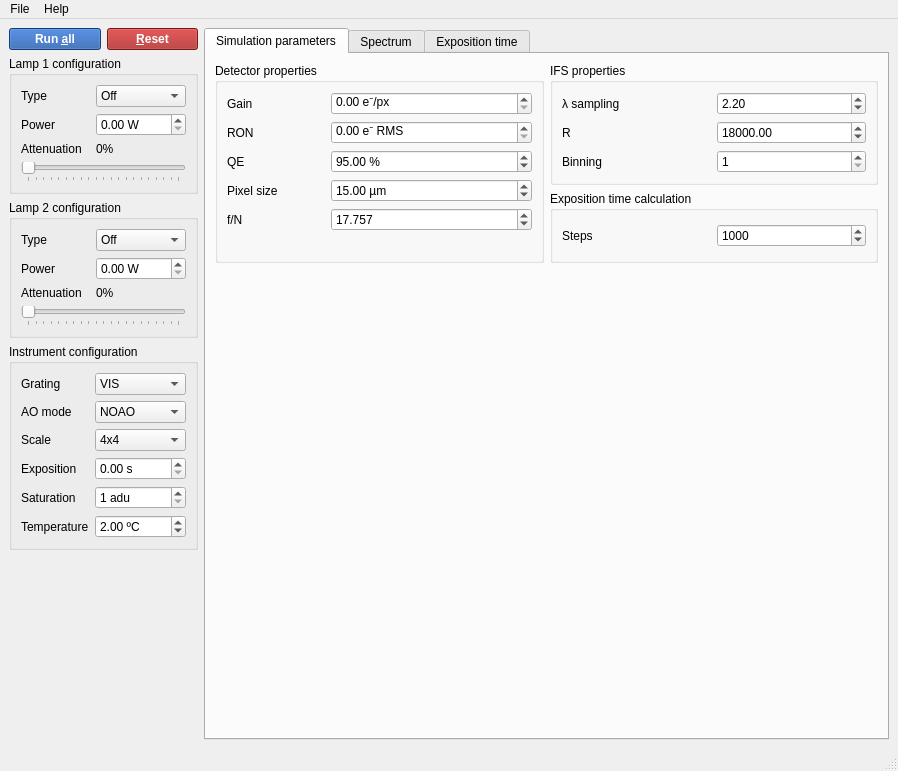
Old version of the form simui/simui.ui in the repository HARMONI-CAB/radiosim.
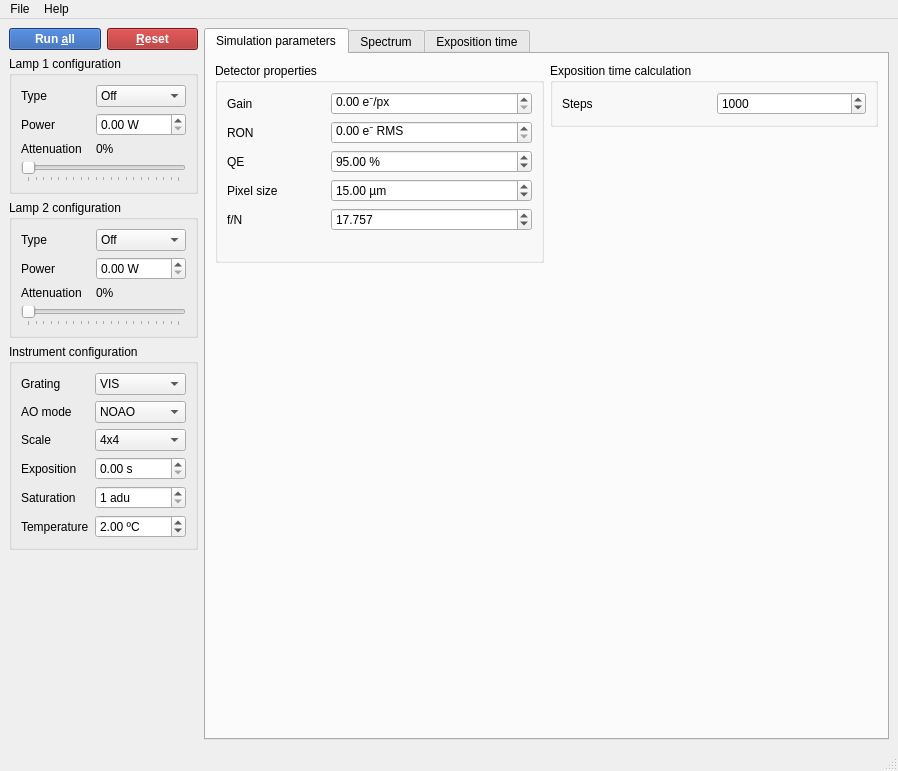
New version of the form. The open tabs and pages were chosen to show the change.

Commit message: WIP: Restore the rest of the parameters

The edit to the form file:
```diff
--- a/simui/simui.ui
+++ b/simui/simui.ui
@@ -346,6 +346,54 @@
         <string>Simulation parameters</string>
        </attribute>
        <layout class="QGridLayout" name="gridLayout_14">
+        <item row="2" column="0">
+         <spacer name="verticalSpacer_4">
+          <property name="orientation">
+           <enum>Qt::Vertical</enum>
+          </property>
+          <property name="sizeHint" stdset="0">
+           <size>
+            <width>20</width>
+            <height>329</height>
+           </size>
+          </property>
+         </spacer>
+        </item>
+        <item row="0" column="1">
+         <widget class="QGroupBox" name="groupBox_9">
+          <property name="sizePolicy">
+           <sizepolicy hsizetype="Preferred" vsizetype="Fixed">
+            <horstretch>0</horstretch>
+            <verstretch>0</verstretch>
+           </sizepolicy>
+          </property>
+          <property name="title">
+           <string>Exposition time calculation</string>
+          </property>
+          <layout class="QGridLayout" name="gridLayout_13">
+           <item row="0" column="1">
+            <widget class="QSpinBox" name="intStepsSpin">
+             <property name="minimum">
+              <number>1</number>
+             </property>
+             <property name="maximum">
+              <number>1000000</number>
+             </property>
+             <property name="value">
+              <number>1000</number>
+             </property>
+            </widget>
+           </item>
+           <item row="0" column="0">
+            <widget class="QLabel" name="label_24">
+             <property name="text">
+              <string>Steps</string>
+             </property>
+            </widget>
+           </item>
+          </layout>
+         </widget>
+        </item>
         <item row="0" column="0" rowspan="2">
          <widget class="QGroupBox" name="groupBox_6">
           <property name="title">
@@ -450,105 +498,6 @@
           </layout>
          </widget>
         </item>
-        <item row="0" column="1">
-         <widget class="QGroupBox" name="groupBox_8">
-          <property name="title">
-           <string>IFS properties</string>
-          </property>
-          <layout class="QGridLayout" name="gridLayout_12">
-           <item row="0" column="0">
-            <widget class="QLabel" name="label_28">
-             <property name="text">
-              <string>λ sampling</string>
-             </property>
-            </widget>
-           </item>
-           <item row="0" column="1">
-            <widget class="QDoubleSpinBox" name="lambdaSampling">
-             <property name="value">
-              <double>2.200000000000000</double>
-             </property>
-            </widget>
-           </item>
-           <item row="1" column="0">
-            <widget class="QLabel" name="label_29">
-             <property name="text">
-              <string>R</string>
-             </property>
-            </widget>
-           </item>
-           <item row="1" column="1">
-            <widget class="QDoubleSpinBox" name="resolutionSpin">
-             <property name="maximum">
-              <double>65000.000000000000000</double>
-             </property>
-             <property name="value">
-              <double>18000.000000000000000</double>
-             </property>
-            </widget>
-           </item>
-           <item row="2" column="0">
-            <widget class="QLabel" name="label_27">
-             <property name="text">
-              <string>Binning</string>
-             </property>
-            </widget>
-           </item>
-           <item row="2" column="1">
-            <widget class="QSpinBox" name="binningSpin">
-             <property name="minimum">
-              <number>1</number>
-             </property>
-             <property name="maximum">
-              <number>16</number>
-             </property>
-            </widget>
-           </item>
-          </layout>
-         </widget>
-        </item>
-        <item row="1" column="1">
-         <widget class="QGroupBox" name="groupBox_9">
-          <property name="title">
-           <string>Exposition time calculation</string>
-          </property>
-          <layout class="QGridLayout" name="gridLayout_13">
-           <item row="0" column="0">
-            <widget class="QLabel" name="label_24">
-             <property name="text">
-              <string>Steps</string>
-             </property>
-            </widget>
-           </item>
-           <item row="0" column="1">
-            <widget class="QSpinBox" name="intStepsSpin">
-             <property name="minimum">
-              <number>1</number>
-             </property>
-             <property name="maximum">
-              <number>1000000</number>
-             </property>
-             <property name="value">
-              <number>1000</number>
-             </property>
-            </widget>
-           </item>
-          </layout>
-         </widget>
-        </item>
-        <item row="2" column="0">
-         <spacer name="verticalSpacer_4">
-          <property name="orientation">
-           <enum>Qt::Vertical</enum>
-          </property>
-          <property name="sizeHint" stdset="0">
-           <size>
-            <width>20</width>
-            <height>329</height>
-           </size>
-          </property>
-         </spacer>
-        </item>
        </layout>
       </widget>
       <widget class="QWidget" name="tab_2">
```
Left out of the diff: 50 changed lines with no effect on the pictures. The commit also changes 1 other file.
